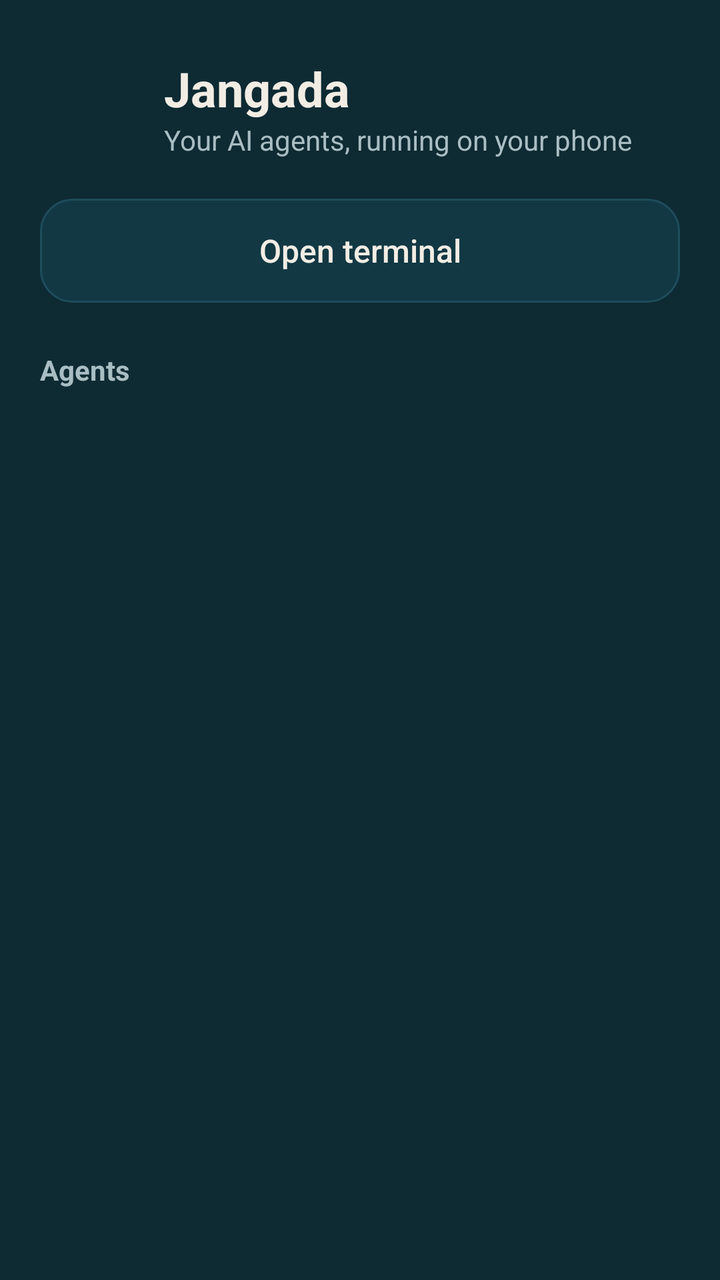
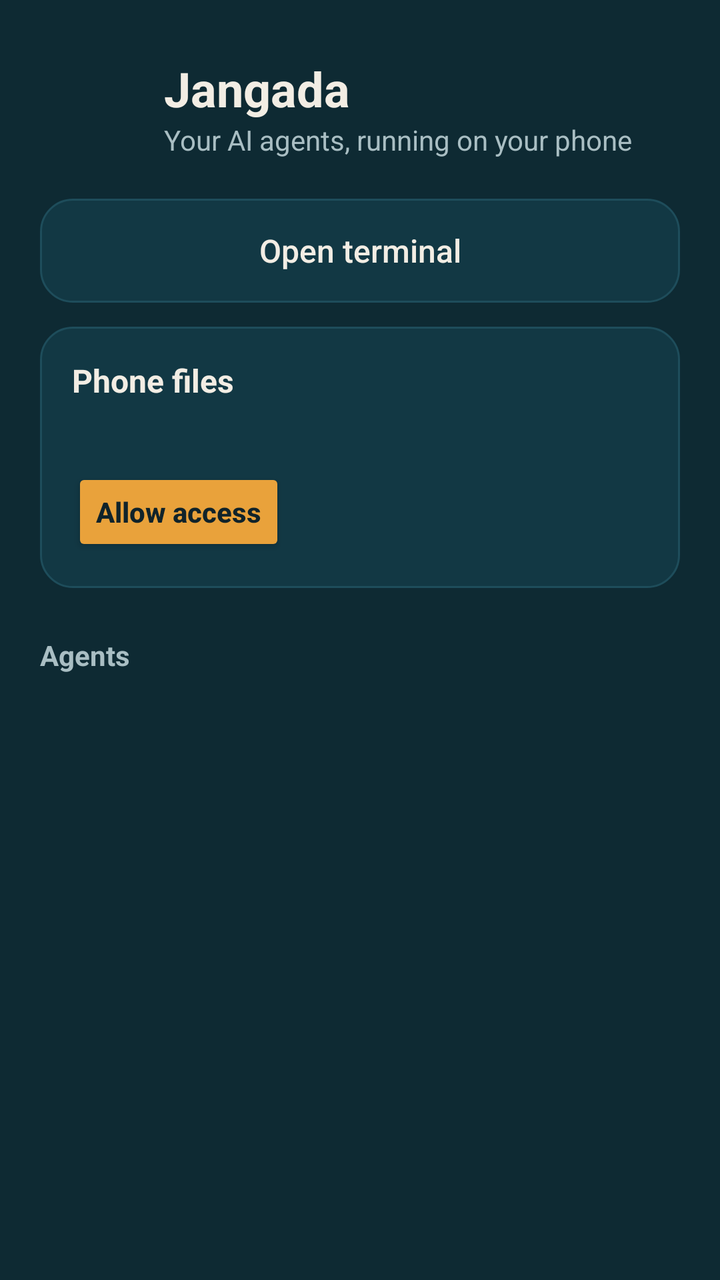

Compare the two renders of this Android layout. The source of the first and the diff that turns it into the second are given below.
<!-- AndroidManifest.xml: activity theme Theme.Jangada.Setup -->
<!-- res/layout/activity_home.xml -->
<?xml version="1.0" encoding="utf-8"?>
<ScrollView xmlns:android="http://schemas.android.com/apk/res/android"
    android:layout_width="match_parent"
    android:layout_height="match_parent"
    android:background="@color/setup_bg"
    android:fillViewport="true">

    <LinearLayout
        android:layout_width="match_parent"
        android:layout_height="wrap_content"
        android:orientation="vertical"
        android:paddingStart="20dp"
        android:paddingTop="28dp"
        android:paddingEnd="20dp"
        android:paddingBottom="28dp">

        <LinearLayout
            android:layout_width="match_parent"
            android:layout_height="wrap_content"
            android:gravity="center_vertical"
            android:orientation="horizontal">

            <ImageView
                android:layout_width="48dp"
                android:layout_height="48dp"
                android:contentDescription="@null"
                android:src="@mipmap/ic_launcher" />

            <LinearLayout
                android:layout_width="0dp"
                android:layout_height="wrap_content"
                android:layout_marginStart="14dp"
                android:layout_weight="1"
                android:orientation="vertical">

                <TextView
                    android:layout_width="wrap_content"
                    android:layout_height="wrap_content"
                    android:text="@string/app_name"
                    android:textColor="@color/setup_text"
                    android:textSize="24sp"
                    android:textStyle="bold" />

                <TextView
                    android:layout_width="wrap_content"
                    android:layout_height="wrap_content"
                    android:text="@string/home_subtitle"
                    android:textColor="@color/setup_muted"
                    android:textSize="14sp" />
            </LinearLayout>
        </LinearLayout>

        <Button
            android:id="@+id/open_terminal"
            style="?android:attr/borderlessButtonStyle"
            android:layout_width="match_parent"
            android:layout_height="52dp"
            android:layout_marginTop="20dp"
            android:background="@drawable/card_bg"
            android:text="@string/home_open_terminal"
            android:textAllCaps="false"
            android:textColor="@color/setup_text"
            android:textSize="16sp" />

        <TextView
            android:id="@+id/running_title"
            style="@style/HomeSection"
            android:text="@string/home_running"
            android:visibility="gone" />

        <LinearLayout
            android:id="@+id/sessions"
            android:layout_width="match_parent"
            android:layout_height="wrap_content"
            android:orientation="vertical" />

        <TextView
            style="@style/HomeSection"
            android:text="@string/home_agents" />

        <TextView
            android:id="@+id/unsupported"
            android:layout_width="match_parent"
            android:layout_height="wrap_content"
            android:layout_marginBottom="12dp"
            android:text="@string/setup_unsupported"
            android:textColor="@color/setup_error"
            android:visibility="gone" />

        <LinearLayout
            android:id="@+id/agents"
            android:layout_width="match_parent"
            android:layout_height="wrap_content"
            android:orientation="vertical" />
    </LinearLayout>
</ScrollView>
<!-- resources referenced by this layout -->
<resources>
  <color name="setup_bg">#0E2A33</color>
  <color name="setup_error">#FF9E8A</color>
  <color name="setup_muted">#A9BEC3</color>
  <color name="setup_text">#F2EDE4</color>
  <!-- drawable card_bg (drawable) -->
  <?xml version="1.0" encoding="utf-8"?>
  <shape xmlns:android="http://schemas.android.com/apk/res/android" android:shape="rectangle">
      <solid android:color="@color/card_bg" />
      <stroke android:width="1dp" android:color="@color/card_stroke" />
      <corners android:radius="16dp" />
  </shape>
  <!-- mipmap ic_launcher (mipmap-anydpi-v26) -->
  <?xml version="1.0" encoding="utf-8"?>
  <adaptive-icon xmlns:android="http://schemas.android.com/apk/res/android">
      <background android:drawable="@color/icon_bg" />
      <foreground android:drawable="@drawable/ic_launcher_foreground" />
      <monochrome android:drawable="@drawable/ic_launcher_foreground" />
  </adaptive-icon>
  <string name="app_name" translatable="false">Jangada</string>
  <string name="home_agents">Agents</string>
  <string name="home_open_terminal">Open terminal</string>
  <string name="home_running">Running</string>
  <string name="home_subtitle">Your AI agents, running on your phone</string>
  <string name="setup_unsupported">This phone isn’t supported yet: Jangada’s Linux needs a 64-bit ARM processor.</string>
  <style name="HomeSection">
          <item name="android:layout_width">match_parent</item>
          <item name="android:layout_height">wrap_content</item>
          <item name="android:layout_marginTop">24dp</item>
          <item name="android:layout_marginBottom">10dp</item>
          <item name="android:textColor">@color/setup_muted</item>
          <item name="android:textSize">14sp</item>
          <item name="android:textStyle">bold</item>
      </style>
  <style name="Theme.Jangada.Setup">
          <item name="android:windowBackground">@color/setup_bg</item>
          <item name="android:statusBarColor">@color/setup_bg</item>
          <item name="android:navigationBarColor">@color/setup_bg</item>
      </style>
  <color name="card_bg">#123844</color>
  <color name="card_stroke">#1E4D5B</color>
  <color name="icon_bg">#0E3A4A</color>
  <!-- drawable ic_launcher_foreground (drawable) -->
  <?xml version="1.0" encoding="utf-8"?>
  <vector xmlns:android="http://schemas.android.com/apk/res/android"
      android:width="108dp"
      android:height="108dp"
      android:viewportWidth="108"
      android:viewportHeight="108">
      <path
          android:pathData="M46,30 L46,70"
          android:strokeWidth="2.5"
          android:strokeColor="#F2EDE4"
          android:strokeLineCap="round" />
      <path
          android:fillColor="#F2EDE4"
          android:pathData="M48,30 L48,66 L72,66 Z" />
      <path
          android:pathData="M51,50 L55.5,54 L51,58"
          android:strokeWidth="2.5"
          android:strokeColor="#0E3A4A"
          android:strokeLineCap="round"
          android:strokeLineJoin="round" />
      <path
          android:pathData="M58,60 L63,60"
          android:strokeWidth="2.5"
          android:strokeColor="#0E3A4A"
          android:strokeLineCap="round" />
      <path
          android:fillColor="#E9A23B"
          android:pathData="M30,70 L74,70 L70,76 L34,76 Z" />
      <path
          android:pathData="M36,80 Q42,76 48,80 T60,80 T72,80"
          android:strokeWidth="2.5"
          android:strokeColor="#7FD1C7"
          android:strokeLineCap="round" />
  </vector>
</resources>

<!-- the commit's change to res/layout/activity_home.xml (unified diff, before → after) -->
@@ -62,6 +62,44 @@
             android:textColor="@color/setup_text"
             android:textSize="16sp" />
 
+        <LinearLayout
+            android:id="@+id/storage_card"
+            android:layout_width="match_parent"
+            android:layout_height="wrap_content"
+            android:layout_marginTop="12dp"
+            android:background="@drawable/card_bg"
+            android:orientation="vertical"
+            android:padding="16dp">
+
+            <TextView
+                android:layout_width="wrap_content"
+                android:layout_height="wrap_content"
+                android:text="@string/storage_title"
+                android:textColor="@color/setup_text"
+                android:textSize="16sp"
+                android:textStyle="bold" />
+
+            <TextView
+                android:id="@+id/storage_text"
+                android:layout_width="match_parent"
+                android:layout_height="wrap_content"
+                android:layout_marginTop="4dp"
+                android:lineSpacingMultiplier="1.15"
+                android:textColor="@color/setup_muted"
+                android:textSize="14sp" />
+
+            <Button
+                android:id="@+id/storage_allow"
+                android:layout_width="wrap_content"
+                android:layout_height="44dp"
+                android:layout_marginTop="10dp"
+                android:backgroundTint="@color/key_active"
+                android:text="@string/storage_allow"
+                android:textAllCaps="false"
+                android:textColor="@color/setup_on_accent"
+                android:textStyle="bold" />
+        </LinearLayout>
+
         <TextView
             android:id="@+id/running_title"
             style="@style/HomeSection"
<!-- resource entries referenced after the edit -->
@@ -1,8 +1,10 @@
 <!-- resources referenced by this layout -->
 <resources>
+  <color name="key_active">#E9A23B</color>
   <color name="setup_bg">#0E2A33</color>
   <color name="setup_error">#FF9E8A</color>
   <color name="setup_muted">#A9BEC3</color>
+  <color name="setup_on_accent">#10232A</color>
   <color name="setup_text">#F2EDE4</color>
   <!-- drawable card_bg (drawable) -->
   <?xml version="1.0" encoding="utf-8"?>
@@ -24,6 +26,8 @@
   <string name="home_running">Running</string>
   <string name="home_subtitle">Your AI agents, running on your phone</string>
   <string name="setup_unsupported">This phone isn’t supported yet: Jangada’s Linux needs a 64-bit ARM processor.</string>
+  <string name="storage_allow">Allow access</string>
+  <string name="storage_title">Phone files</string>
   <style name="HomeSection">
           <item name="android:layout_width">match_parent</item>
           <item name="android:layout_height">wrap_content</item>
